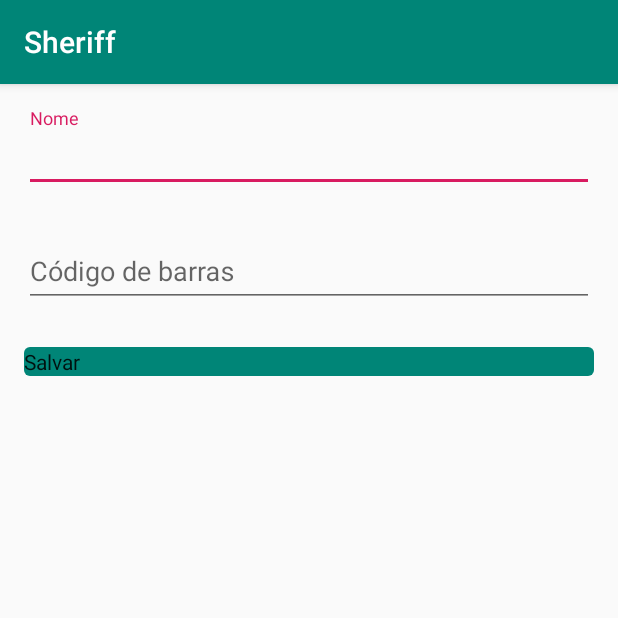
After one commit to viniciushvc/sheriff-app, an Android app: the ProductActivity screen opened directly, with no data from a screen before it, on a phone screen of 412 x 824 dp, the top half of it. The commit adds this screen. Run offline under Robolectric (Android 15) with nearby library versions, the phone set to English and light mode, and no system bars; 2 statements that could not run were skipped.

Commit message:
product activity

```diff
--- a/app/src/main/AndroidManifest.xml
+++ b/app/src/main/AndroidManifest.xml
@@ -9,6 +9,7 @@
         android:roundIcon="@mipmap/ic_launcher_round"
         android:supportsRtl="true"
         android:theme="@style/AppTheme">
+        <activity android:name=".ProductActivity"></activity>
         <activity android:name=".MainActivity">
             <intent-filter>
                 <action android:name="android.intent.action.MAIN" />
--- /dev/null
+++ b/app/src/main/java/com/vs/sheriff/ProductActivity.java
@@ -0,0 +1,75 @@
+package com.vs.sheriff;
+
+import androidx.appcompat.app.AppCompatActivity;
+import androidx.appcompat.widget.AppCompatEditText;
+
+import android.os.Bundle;
+import android.view.View;
+
+import com.google.android.material.textfield.TextInputLayout;
+
+public class ProductActivity extends AppCompatActivity implements View.OnClickListener {
+
+    private TextInputLayout edtNome;
+    private TextInputLayout edtCodigo;
+    private TextInputLayout btnSalvar;
+
+    @Override
+    protected void onCreate(Bundle savedInstanceState) {
+        super.onCreate(savedInstanceState);
+        setContentView(R.layout.activity_product);
+
+        initComponents();
+        initEvents();
+    }
+
+    private void initComponents() {
+        edtNome = findViewById(R.id.edtNome);
+        edtCodigo = findViewById(R.id.edtCodigo);
+        btnSalvar = findViewById(R.id.btnSalvar);
+    }
+
+    private void initEvents() {
+        btnSalvar.setOnClickListener(this);
+    }
+
+    @Override
+    public void onClick(View view) {
+        switch (view.getId()) {
+            case R.id.btnSalvar:
+                confirmaTela();
+                break;
+            default:
+                break;
+        }
+    }
+
+    private void confirmaTela() {
+        if (!validaTela())
+            return;
+
+        if (salvaInformacoes()) {
+            this.finish();
+        }
+    }
+
+    private boolean validaTela() {
+        if (edtCodigo.getEditText().toString().trim().isEmpty()) {
+            edtCodigo.setError("Campo não pode ser vazio");
+            edtCodigo.requestFocus();
+            return false;
+        }
+
+        if (edtNome.getEditText().toString().trim().isEmpty()) {
+            edtCodigo.setError("Campo não pode ser vazio");
+            edtNome.requestFocus();
+            return false;
+        }
+
+        return true;
+    }
+
+    private boolean salvaInformacoes() {
+        return true;
+    }
+}
--- /dev/null
+++ b/app/src/main/res/layout/activity_product.xml
@@ -0,0 +1,50 @@
+<?xml version="1.0" encoding="utf-8"?>
+<ScrollView xmlns:android="http://schemas.android.com/apk/res/android"
+    xmlns:app="http://schemas.android.com/apk/res-auto"
+    xmlns:tools="http://schemas.android.com/tools"
+    android:layout_width="match_parent"
+    android:layout_height="match_parent"
+    android:orientation="vertical">
+
+    <androidx.appcompat.widget.LinearLayoutCompat
+        android:layout_width="match_parent"
+        android:layout_height="wrap_content"
+        android:orientation="vertical"
+        android:padding="16dp">
+
+        <com.google.android.material.textfield.TextInputLayout
+            android:id="@+id/edtNome"
+            android:layout_width="match_parent"
+            android:layout_height="wrap_content"
+            app:errorEnabled="true">
+
+            <com.google.android.material.textfield.TextInputEditText
+                android:layout_width="match_parent"
+                android:layout_height="wrap_content"
+                android:hint="@string/name"
+                android:inputType="text" />
+
+        </com.google.android.material.textfield.TextInputLayout>
+
+        <com.google.android.material.textfield.TextInputLayout
+            android:id="@+id/edtCodigo"
+            android:layout_width="match_parent"
+            android:layout_height="wrap_content"
+            app:errorEnabled="true">
+
+            <com.google.android.material.textfield.TextInputEditText
+                android:layout_width="match_parent"
+                android:layout_height="wrap_content"
+                android:hint="@string/barcode"
+                android:inputType="text" />
+
+        </com.google.android.material.textfield.TextInputLayout>
+
+        <com.google.android.material.button.MaterialButton
+            android:id="@+id/btnSalvar"
+            android:layout_width="match_parent"
+            android:layout_height="wrap_content"
+            android:text="@string/save" />
+
+    </androidx.appcompat.widget.LinearLayoutCompat>
+</ScrollView>
--- a/app/src/main/res/values/strings.xml
+++ b/app/src/main/res/values/strings.xml
@@ -1,3 +1,8 @@
 <resources>
     <string name="app_name" translatable="false">Sheriff</string>
+    <string name="save">Salvar</string>
+    <string name="barcode">Código de barras</string>
+    <string name="name">Nome</string>
+    <string name="product">Produto</string>
+    <string name="stock">Estoque</string>
 </resources>
```
Also changed, not shown: app/src/main/java/com/vs/sheriff/MainActivity.java (+22 -0 lines), app/src/main/res/layout/activity_main.xml (+4 -27 lines).
